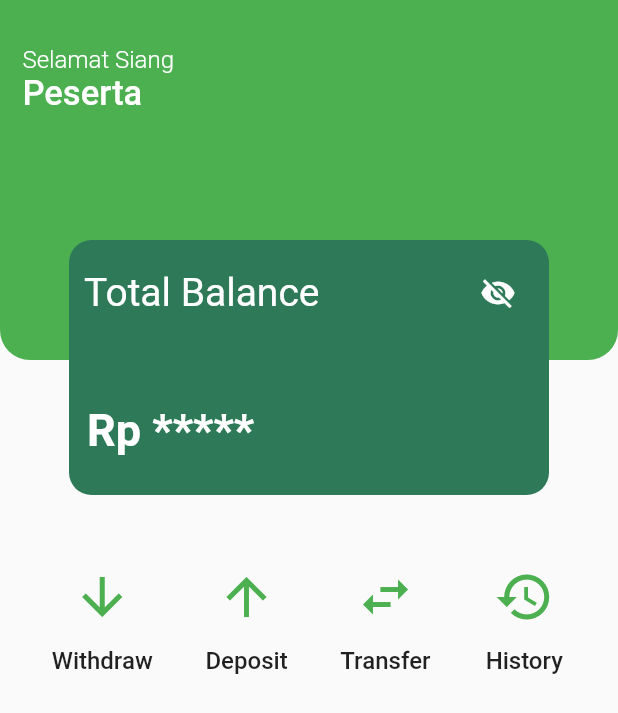
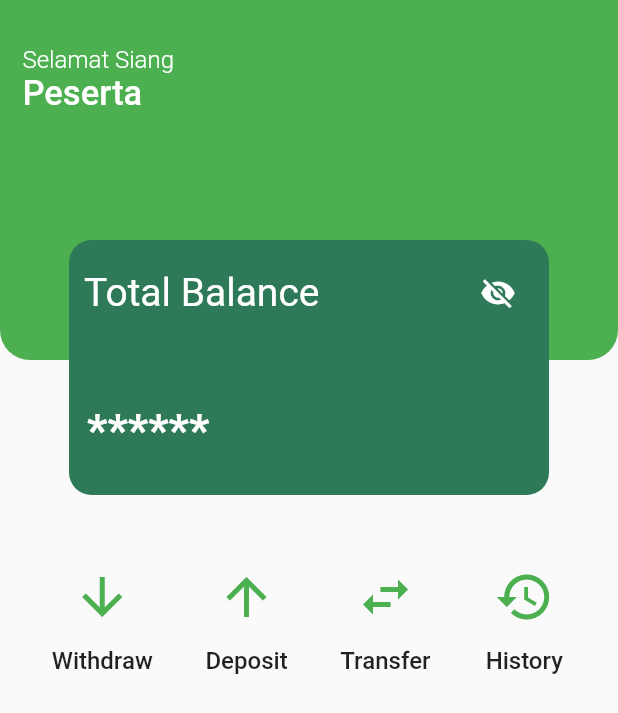
Before and after one commit to George535220173/UAS_E-MONEY, a Flutter app: the screen it shows after launch, after a tap on the "remove red eye" icon, on a phone screen of 412 x 824 dp. Shown: the top 713 px of the screen. Run offline on Flutter 3.47's test engine with Material 2 defaults, Android fonts, the phone set to English and light mode, and no system bars.

Commit message:
menambahkan on off saldo

```diff
--- a/lib/Home/home.dart
+++ b/lib/Home/home.dart
@@ -135,7 +135,7 @@ class _HomeState extends State<home> {
                       child: Row(
                         children: [
                           Text(
-                            isEyeOpen ? 'Rp 205,957' : 'Rp *****',
+                            isEyeOpen ? 'Rp 222,957' : '******',
                             style: TextStyle(
                               fontWeight: FontWeight.w600,
                               fontSize: 30,
```
